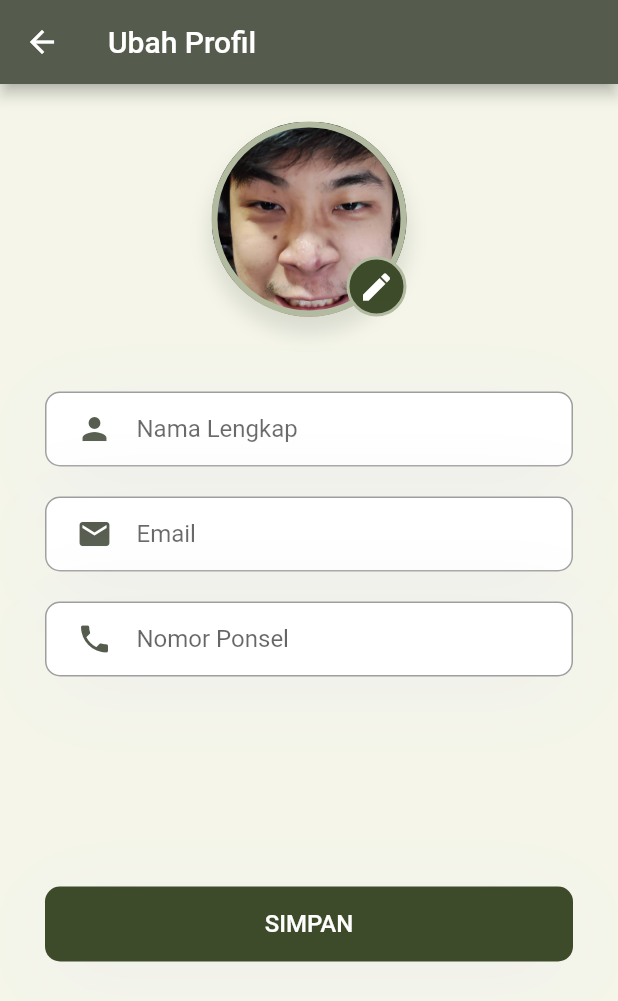
After one commit to finnchristoffer/JemputAh-App, a Flutter app: the EditProfilePage screen opened directly, on a phone screen of 412 x 824 dp. The commit adds this screen. Shown: the top 1001 px of the screen. Run offline on Flutter 3.47's test engine with Material 2 defaults, Android fonts, the phone set to English and light mode, and no system bars; our stand-ins replace carousel_slider; Roboto replaces fonts that are missing (Poppins).

Commit message:
make edit profile screen and change password screen

```diff
--- a/lib/constants/color.dart
+++ b/lib/constants/color.dart
@@ -9,4 +9,5 @@ class AppColors {
   static Color backgroundGreen = const Color.fromRGBO(245, 246, 233, 1);
   static Color buttonBackground = const Color.fromRGBO(62, 75, 42, 1);
   static Color jadwalCardBackground = const Color.fromRGBO(178, 186, 159, 0.5);
+  static Color secondaryBorder = const Color.fromRGBO(178, 186, 159, 1);
 }
--- a/lib/constants/image.dart
+++ b/lib/constants/image.dart
@@ -5,3 +5,4 @@ const logo = '$_pathImage/logo.png';
 const carousel1 = '$_pathImage/carousel1.png';
 const carousel2 = '$_pathImage/carousel2.png';
 const carousel3 = '$_pathImage/carousel3.png';
+const profilePicture = '$_pathImage/profile_picture.jpg';
--- /dev/null
+++ b/lib/screens/edit_profile_screen.dart
@@ -0,0 +1,191 @@
+import 'package:flutter/material.dart';
+import 'package:jemputah_app/constants/color.dart';
+import 'package:jemputah_app/constants/image.dart';
+
+class SettingUI extends StatelessWidget {
+  const SettingUI({super.key});
+
+  @override
+  Widget build(BuildContext context) {
+    return const MaterialApp(
+      debugShowCheckedModeBanner: false,
+      title: 'Setting UI',
+      home: EditProfilePage(),
+    );
+  }
+}
+
+class EditProfilePage extends StatefulWidget {
+  const EditProfilePage({super.key});
+
+  @override
+  _EditProfilePageState createState() => _EditProfilePageState();
+}
+
+class _EditProfilePageState extends State<EditProfilePage> {
+  @override
+  Widget build(BuildContext context) {
+    return Scaffold(
+      backgroundColor: const Color.fromRGBO(245, 246, 233, 1),
+      appBar: AppBar(
+        leading: const BackButton(color: Colors.white),
+        backgroundColor: AppColors.mainGreen,
+        title: const Text('Ubah Profil'),
+      ),
+      body: Container(
+        padding: EdgeInsets.only(left: 30, right: 30),
+        child: ListView(
+          children: [
+            const SizedBox(
+              height: 25,
+            ),
+            Center(
+                child: Stack(
+              children: [
+                Container(
+                  width: 130,
+                  height: 130,
+                  decoration: BoxDecoration(
+                      border: Border.all(
+                          width: 4, color: AppColors.secondaryBorder),
+                      boxShadow: [
+                        BoxShadow(
+                            spreadRadius: 2,
+                            blurRadius: 10,
+                            color: Colors.black.withOpacity(0.1),
+                            offset: Offset(0, 10)),
+                      ],
+                      shape: BoxShape.circle,
+                      image: DecorationImage(
+                          fit: BoxFit.cover,
+                          image: AssetImage(profilePicture))),
+                ),
+                Positioned(
+                    bottom: 0,
+                    right: 0,
+                    child: Container(
+                      height: 40,
+                      width: 40,
+                      decoration: BoxDecoration(
+                          shape: BoxShape.circle,
+                          border: Border.all(
+                              width: 2, color: AppColors.secondaryBorder),
+                          color: AppColors.buttonBackground),
+                      child: const Icon(Icons.edit, color: Colors.white),
+                    )),
+              ],
+            )),
+            Container(
+              margin: const EdgeInsets.only(top: 50),
+              padding: const EdgeInsets.only(left: 20, right: 20),
+              decoration: BoxDecoration(
+                borderRadius: BorderRadius.circular(10),
+                border: Border.all(color: Colors.grey),
+                color: Colors.white,
+                boxShadow: const [
+                  BoxShadow(
+                      offset: Offset(0, 10),
+                      blurRadius: 50,
+                      color: Color(0xffEEEEEE)),
+                ],
+              ),
+              alignment: Alignment.center,
+              child: const TextField(
+                cursorColor: Color(0xffF5591F),
+                decoration: InputDecoration(
+                  icon: Icon(
+                    Icons.person,
+                    color: Color.fromRGBO(85, 91, 77, 1),
+                  ),
+                  hintText: 'Nama Lengkap',
+                  enabledBorder: InputBorder.none,
+                  focusedBorder: InputBorder.none,
+                ),
+              ),
+            ),
+            Container(
+              margin: const EdgeInsets.only(top: 20),
+              padding: const EdgeInsets.only(left: 20, right: 20),
+              decoration: BoxDecoration(
+                borderRadius: BorderRadius.circular(10),
+                border: Border.all(color: Colors.grey),
+                color: Colors.white,
+                boxShadow: const [
+                  BoxShadow(
+                      offset: Offset(0, 10),
+                      blurRadius: 50,
+                      color: Color(0xffEEEEEE)),
+                ],
+              ),
+              alignment: Alignment.center,
+              child: const TextField(
+                cursorColor: Color(0xffF5591F),
+                decoration: InputDecoration(
+                  icon: Icon(
+                    Icons.email,
+                    color: Color.fromRGBO(85, 91, 77, 1),
+                  ),
+                  hintText: 'Email',
+                  enabledBorder: InputBorder.none,
+                  focusedBorder: InputBorder.none,
+                ),
+              ),
+            ),
+            Container(
+              margin: const EdgeInsets.only(top: 20),
+              padding: const EdgeInsets.only(left: 20, right: 20),
+              decoration: BoxDecoration(
+                borderRadius: BorderRadius.circular(10),
+                border: Border.all(color: Colors.grey),
+                color: Colors.white,
+                boxShadow: const [
+                  BoxShadow(
+                      offset: Offset(0, 10),
+                      blurRadius: 50,
+                      color: Color(0xffEEEEEE)),
+                ],
+              ),
+              alignment: Alignment.center,
+              child: const TextField(
+                cursorColor: Color(0xffF5591F),
+                decoration: InputDecoration(
+                  icon: Icon(
+                    Icons.phone,
+                    color: Color.fromRGBO(85, 91, 77, 1),
+                  ),
+                  hintText: 'Nomor Ponsel',
+                  enabledBorder: InputBorder.none,
+                  focusedBorder: InputBorder.none,
+                ),
+              ),
+            ),
+            GestureDetector(
+              onTap: () => {
+                /* onClick code nanti disini */
+              },
+              child: Container(
+                margin: const EdgeInsets.only(top: 140),
+                alignment: Alignment.center,
+                height: 50,
+                decoration: BoxDecoration(
+                  color: const Color.fromRGBO(62, 75, 42, 1),
+                  borderRadius: BorderRadius.circular(10),
+                  boxShadow: const [
+                    BoxShadow(
+                        offset: Offset(0, 10),
+                        blurRadius: 50,
+                        color: Color(0xffEEEEEE)),
+                  ],
+                ),
+                child: const Text(
+                  'SIMPAN',
+                  style: TextStyle(color: Colors.white),
+                ),
+              ),
+            ),
+          ],
+        ),
+      ),
+    );
+  }
+}
```
Also changed, not shown: lib/screens/change_password_screen.dart (added, +157 -0 lines), assets/images/profile_picture.jpg (added).
